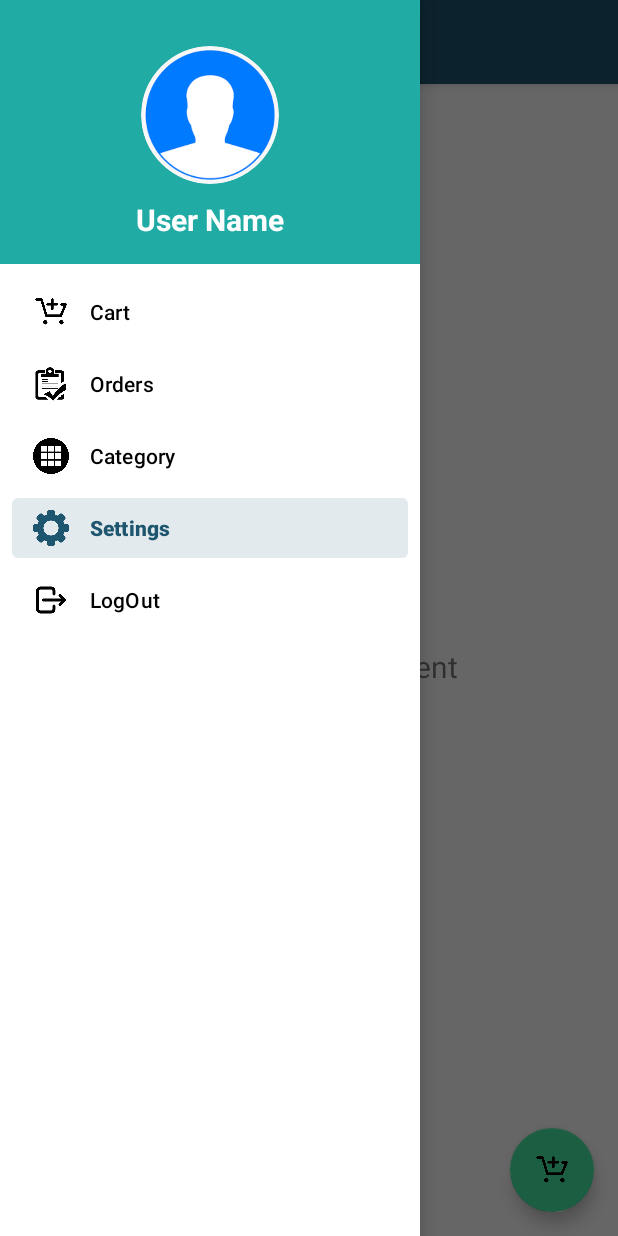
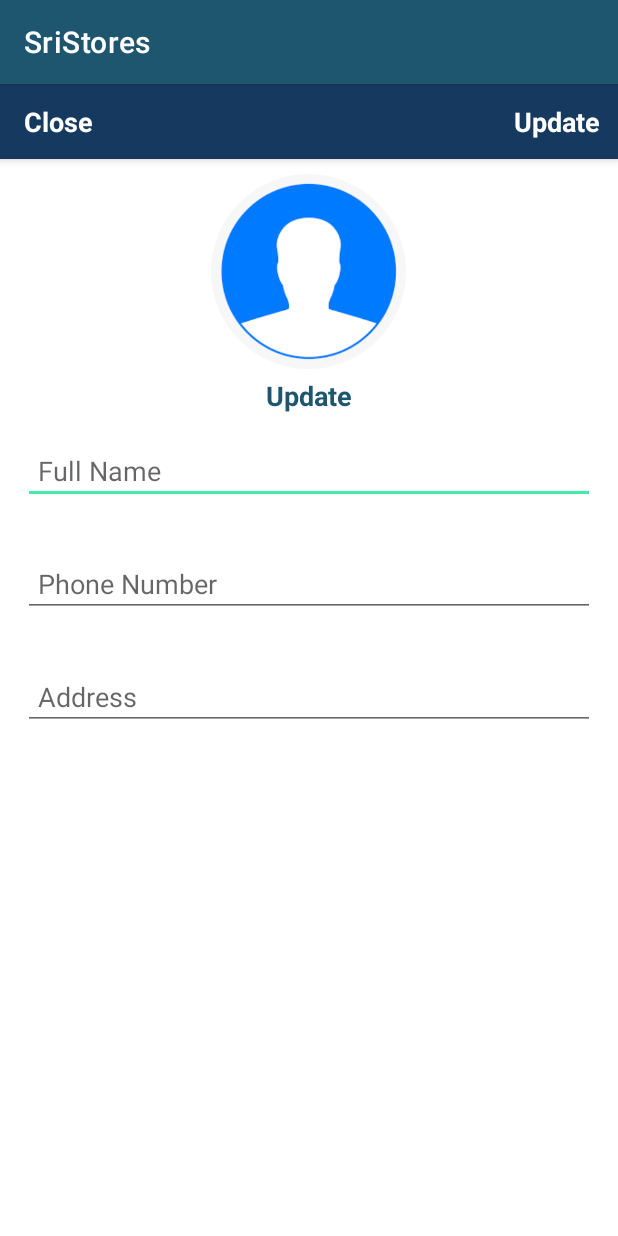
Before and after one commit to Pavan-Fernando/Online-Store-App-Sri-Stores-2022, an Android app: the HomeActivity screen opened directly, with no data from a screen before it, in the side drawer, after a tap on "Settings", on a phone screen of 412 x 824 dp. Run offline under Robolectric (Android 15) with nearby library versions, the phone set to English and light mode, and no system bars; our stand-ins replace CircleImageView, Firebase (no records; nobody signed in at launch, a user with empty details on screens opened directly), Picasso, navigation-ui; 2 statements that could not run were skipped.

Commit message:
adding to cart product part was done

```diff
--- a/app/build.gradle
+++ b/app/build.gradle
@@ -49,6 +49,7 @@ dependencies {
     implementation 'de.hdodenhof:circleimageview:3.1.0'
     implementation 'androidx.recyclerview:recyclerview:1.1.0'
     implementation 'androidx.legacy:legacy-support-v4:1.0.0'
+//    implementation 'com.cepheuen.elegant-number-button:lib:1.0.2'
 //    implementation 'io.github.pilgr:paperdb:2.7.2'
     testImplementation 'junit:junit:4.13.2'
     androidTestImplementation 'androidx.test.ext:junit:1.1.3'
--- /dev/null
+++ b/app/src/main/java/com/mad/sristores/CartActivity.java
@@ -0,0 +1,125 @@
+package com.mad.sristores;
+
+import androidx.annotation.NonNull;
+import androidx.appcompat.app.AlertDialog;
+import androidx.appcompat.app.AppCompatActivity;
+import androidx.recyclerview.widget.LinearLayoutManager;
+import androidx.recyclerview.widget.RecyclerView;
+
+import android.content.DialogInterface;
+import android.content.Intent;
+import android.os.Bundle;
+import android.view.LayoutInflater;
+import android.view.View;
+import android.view.ViewGroup;
+import android.widget.Button;
+import android.widget.TextView;
+import android.widget.Toast;
+
+import com.firebase.ui.database.FirebaseRecyclerAdapter;
+import com.firebase.ui.database.FirebaseRecyclerOptions;
+import com.google.android.gms.tasks.OnCompleteListener;
+import com.google.android.gms.tasks.Task;
+import com.google.firebase.database.DatabaseReference;
+import com.google.firebase.database.FirebaseDatabase;
+import com.mad.sristores.model.Cart;
+import com.mad.sristores.prevalent.Prevalent;
+import com.mad.sristores.viewHolder.CartViewHolder;
+
+public class CartActivity extends AppCompatActivity {
+
+    private RecyclerView recyclerView;
+    private RecyclerView.LayoutManager layoutManager;
+
+    private Button nextBtn;
+    private TextView totalPrice;
+
+    @Override
+    protected void onCreate(Bundle savedInstanceState) {
+        super.onCreate(savedInstanceState);
+        setContentView(R.layout.activity_cart);
+
+        recyclerView = findViewById(R.id.cart_list);
+        recyclerView .setHasFixedSize(true);
+        layoutManager = new LinearLayoutManager(this);
+        recyclerView.setLayoutManager(layoutManager);
+
+        nextBtn = (Button) findViewById(R.id.next_btn);
+        totalPrice = (TextView) findViewById(R.id.total_price);
+    }
+
+    @Override
+    protected void onStart() {
+        super.onStart();
+
+        final DatabaseReference cartReference;
+        cartReference = FirebaseDatabase.getInstance().getReference().child("Cart List");
+
+        FirebaseRecyclerOptions<Cart> options = new FirebaseRecyclerOptions.Builder<Cart>()
+                .setQuery(cartReference.child("User View")
+                .child(Prevalent.currentOnlineUser.getPhone()).child("Products"), Cart.class)
+                .build();
+
+        FirebaseRecyclerAdapter<Cart, CartViewHolder> adapter = new FirebaseRecyclerAdapter<Cart, CartViewHolder>(options) {
+            @Override
+            protected void onBindViewHolder(@NonNull CartViewHolder holder, int position, @NonNull Cart model) {
+                holder.productName.setText(model.getProductName());
+                holder.productQuantity.setText("Quantity: " + model.getQuantity());
+                holder.productPrice.setText("Price: " + model.getPrice() + "$");
+
+                holder.itemView.setOnClickListener(new View.OnClickListener() {
+                    @Override
+                    public void onClick(View view) {
+
+                        CharSequence options[] = new CharSequence[]{
+                          "Edit", "Delete"
+                        };
+                        AlertDialog.Builder builder = new AlertDialog.Builder(CartActivity.this);
+                        builder.setTitle("Cart Options:");
+
+                        builder.setItems(options, new DialogInterface.OnClickListener() {
+                            @Override
+                            public void onClick(DialogInterface dialogInterface, int i) {
+
+                                if (i==0){
+                                    Intent intent = new Intent(CartActivity.this, ProductDetailsActivity.class);
+                                    intent.putExtra("productId", model.getProductId());
+                                    startActivity(intent);
+                                } else if (i==1){
+                                    cartReference.child("User View")
+                                            .child(Prevalent.currentOnlineUser.getPhone())
+                                            .child("Products")
+                                            .child(model.getProductId())
+                                            .removeValue()
+                                            .addOnCompleteListener(new OnCompleteListener<Void>() {
+                                                @Override
+                                                public void onComplete(@NonNull Task<Void> task) {
+
+                                                    if (task.isSuccessful()){
+                                                        Toast.makeText(CartActivity.this, "Item removed...", Toast.LENGTH_SHORT).show();
+//                                                        Intent intent = new Intent(CartActivity.this, HomeActivity.class);
+//                                                        startActivity(intent);
+                                                    }
+                                                }
+                                            });
+                                }
+                            }
+                        });
+                        builder.show();
+                    }
+                });
+            }
+
+            @NonNull
+            @Override
+            public CartViewHolder onCreateViewHolder(@NonNull ViewGroup parent, int viewType) {
+
+                View view = LayoutInflater.from(parent.getContext()).inflate(R.layout.cart_items_layout, parent, false);
+                CartViewHolder holder = new CartViewHolder(view);
+                return holder;
+            }
+        };
+        recyclerView.setAdapter(adapter);
+        adapter.startListening();
+    }
+}
--- a/app/src/main/java/com/mad/sristores/HomeActivity.java
+++ b/app/src/main/java/com/mad/sristores/HomeActivity.java
@@ -12,6 +12,7 @@ import android.widget.Toast;
 
 import com.firebase.ui.database.FirebaseRecyclerAdapter;
 import com.firebase.ui.database.FirebaseRecyclerOptions;
+import com.google.android.material.floatingactionbutton.FloatingActionButton;
 import com.google.android.material.snackbar.Snackbar;
 import com.google.android.material.navigation.NavigationView;
 
@@ -30,6 +31,8 @@ import com.google.firebase.database.FirebaseDatabase;
 import com.mad.sristores.databinding.ActivityHomeBinding;
 import com.mad.sristores.model.Products;
 import com.mad.sristores.prevalent.Prevalent;
+import com.mad.sristores.ui.cart.CartFragment;
+import com.mad.sristores.ui.home.HomeFragment;
 import com.mad.sristores.viewHolder.ProductViewHolder;
 import com.squareup.picasso.Picasso;
 
@@ -66,6 +69,15 @@ public class HomeActivity extends AppCompatActivity implements NavigationView.On
                 R.id.nav_cart, R.id.nav_home, R.id.nav_gallery, R.id.nav_slideshow)
                 .setOpenableLayout(drawer)
                 .build();
+
+        FloatingActionButton fab = (FloatingActionButton) findViewById(R.id.fab);
+        fab.setOnClickListener(new View.OnClickListener() {
+            @Override
+            public void onClick(View view) {
+                Intent intent = new Intent(HomeActivity.this, CartActivity.class);
+                startActivity(intent);
+            }
+        });
 
         NavController navController = Navigation.findNavController(this, R.id.nav_host_fragment_content_home);
         NavigationUI.setupActionBarWithNavController(this, navController, mAppBarConfiguration);
@@ -108,6 +120,15 @@ public class HomeActivity extends AppCompatActivity implements NavigationView.On
                 holder.productQuantity.setText(model.getProductQuantity());
                 holder.productPrice.setText("Price: " + model.getProductPrice() + "$");
                 Picasso.get().load(model.getProductImage()).into(holder.imageView);
+
+                holder.itemView.setOnClickListener(new View.OnClickListener() {
+                    @Override
+                    public void onClick(View view) {
+                        Intent intent = new Intent(HomeActivity.this, ProductDetailsActivity.class);
+                        intent.putExtra("productId", model.getProductId());
+                        startActivity(intent);
+                    }
+                });
             }
 
             @NonNull
@@ -140,7 +161,16 @@ public class HomeActivity extends AppCompatActivity implements NavigationView.On
             intent.addFlags(Intent.FLAG_ACTIVITY_NEW_TASK | Intent.FLAG_ACTIVITY_CLEAR_TASK);
             Toast.makeText(this, "logout", Toast.LENGTH_SHORT).show();
             startActivity(intent);
+        } else if(itemId == R.id.nav_settings){
+            Toast.makeText(this, "Settings", Toast.LENGTH_SHORT).show();
+            Intent intent = new Intent(HomeActivity.this, SettingsActivity.class);
+            startActivity(intent);
+        }else if(itemId == R.id.nav_cart){
+            Intent intent = new Intent(HomeActivity.this, CartActivity.class);
+            startActivity(intent);
         }
         return true;
+
+
     }
 }
--- /dev/null
+++ b/app/src/main/java/com/mad/sristores/SettingsActivity.java
@@ -0,0 +1,14 @@
+package com.mad.sristores;
+
+import androidx.appcompat.app.AppCompatActivity;
+
+import android.os.Bundle;
+
+public class SettingsActivity extends AppCompatActivity {
+
+    @Override
+    protected void onCreate(Bundle savedInstanceState) {
+        super.onCreate(savedInstanceState);
+        setContentView(R.layout.activity_settings);
+    }
+}
--- /dev/null
+++ b/app/src/main/res/layout/activity_settings.xml
@@ -0,0 +1,94 @@
+<?xml version="1.0" encoding="utf-8"?>
+<RelativeLayout xmlns:android="http://schemas.android.com/apk/res/android"
+    xmlns:app="http://schemas.android.com/apk/res-auto"
+    xmlns:tools="http://schemas.android.com/tools"
+    android:layout_width="match_parent"
+    android:layout_height="match_parent"
+    tools:context=".SettingsActivity">
+
+    <com.google.android.material.appbar.AppBarLayout
+        android:id="@+id/app_bar_settings"
+        android:layout_width="match_parent"
+        android:layout_height="50dp"
+        android:background="@color/purple_200">
+        <androidx.appcompat.widget.Toolbar
+            android:id="@+id/toolbar_settings"
+            android:layout_width="match_parent"
+            android:layout_height="wrap_content">
+
+            <RelativeLayout
+                android:layout_width="match_parent"
+                android:layout_height="match_parent">
+                <TextView
+                    android:id="@+id/close_settings"
+                    android:layout_width="wrap_content"
+                    android:layout_height="wrap_content"
+                    android:text="Close"
+                    android:textColor="@color/white"
+                    android:textSize="18sp"
+                    android:textStyle="bold"
+                    android:layout_alignParentStart="true"
+                    />
+                <TextView
+                    android:id="@+id/update_settings"
+                    android:layout_width="wrap_content"
+                    android:layout_height="wrap_content"
+                    android:text="Update"
+                    android:textColor="@color/white"
+                    android:textSize="18sp"
+                    android:textStyle="bold"
+                    android:layout_alignParentEnd="true"
+                    android:layout_marginRight="12dp"
+                    />
+            </RelativeLayout>
+        </androidx.appcompat.widget.Toolbar>
+    </com.google.android.material.appbar.AppBarLayout>
+    <de.hdodenhof.circleimageview.CircleImageView
+        android:id="@+id/setting_profile_img"
+        android:layout_width="130dp"
+        android:layout_height="130dp"
+        android:src="@drawable/profile"
+        android:layout_marginTop="60dp"
+        android:layout_centerHorizontal="true"
+        />
+
+    <TextView
+        android:id="@+id/profile_image_change_btn"
+        android:layout_width="wrap_content"
+        android:layout_height="wrap_content"
+        android:text="Update"
+        android:textColor="@color/purple_500"
+        android:textSize="18sp"
+        android:textStyle="bold"
+        android:layout_centerHorizontal="true"
+        android:layout_marginTop="5dp"
+        android:layout_below="@+id/setting_profile_img"
+        />
+    <EditText
+        android:id="@+id/setting_name"
+        android:layout_width="match_parent"
+        android:layout_height="wrap_content"
+        android:layout_below="@+id/profile_image_change_btn"
+        android:hint="Full Name"
+        android:layout_margin="15dp"
+        android:padding="10dp"
+        />
+    <EditText
+        android:id="@+id/setting_phone_number"
+        android:layout_width="match_parent"
+        android:layout_height="wrap_content"
+        android:layout_below="@+id/setting_name"
+        android:hint="Phone Number"
+        android:layout_margin="15dp"
+        android:padding="10dp"
+        />
+    <EditText
+        android:id="@+id/setting_address"
+        android:layout_width="match_parent"
+        android:layout_height="wrap_content"
+        android:layout_below="@+id/setting_phone_number"
+        android:hint="Address"
+        android:layout_margin="15dp"
+        android:padding="10dp"
+        />
+</RelativeLayout>
--- a/app/src/main/res/layout/content_home.xml
+++ b/app/src/main/res/layout/content_home.xml
@@ -22,6 +22,5 @@
         android:id="@+id/recycler_menu"
         android:layout_width="match_parent"
         android:layout_height="match_parent"
-        android:scrollbars="vertical"
-        />
+        android:scrollbars="vertical" />
 </RelativeLayout>
--- a/app/src/main/res/menu/activity_main_drawer.xml
+++ b/app/src/main/res/menu/activity_main_drawer.xml
@@ -5,13 +5,13 @@
 
     <group android:checkableBehavior="single">
         <item
-            android:id="@+id/nav_home"
+            android:id="@+id/nav_cart"
             android:icon="@drawable/cart"
             android:title="@string/menu_cart"
             android:iconTint="@color/white"
             />
         <item
-            android:id="@+id/nav_cart"
+            android:id="@+id/nav_orders"
             android:icon="@drawable/order"
             android:title="Orders"
             android:iconTint="@color/white"
--- a/app/src/main/res/navigation/mobile_navigation.xml
+++ b/app/src/main/res/navigation/mobile_navigation.xml
@@ -11,11 +11,6 @@
         android:label="@string/menu_home"
         tools:layout="@layout/fragment_home" />
 
-    <fragment
-        android:id="@+id/nav_home2"
-        android:name="com.mad.sristores.ui.home.HomeFragment"
-        android:label="@string/menu_home"
-        tools:layout="@layout/fragment_home" />
     <fragment
         android:id="@+id/nav_gallery"
         android:name="com.mad.sristores.ui.gallery.GalleryFragment"
```
Also changed, not shown: app/src/main/AndroidManifest.xml (+12 -3 lines), app/src/main/java/com/mad/sristores/ProductDetailsActivity.java (added, +134 -0 lines), app/src/main/java/com/mad/sristores/model/Cart.java (added, +61 -0 lines), app/src/main/java/com/mad/sristores/viewHolder/CartViewHolder.java (added, +35 -0 lines), app/src/main/res/layout/activity_cart.xml (added, +48 -0 lines), app/src/main/res/layout/activity_product_details.xml (added, +91 -0 lines), app/src/main/res/layout/cart_items_layout.xml (added, +53 -0 lines), app/src/main/res/layout/products_items_layout.xml (+4 -4 lines).
